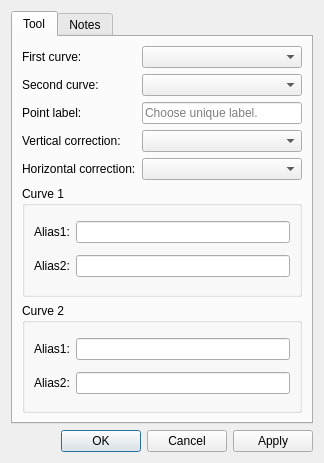
Old version of the form src/libs/vtools/dialogs/tools/dialogpointofintersectioncurves.ui in the repository dismine/valentina.
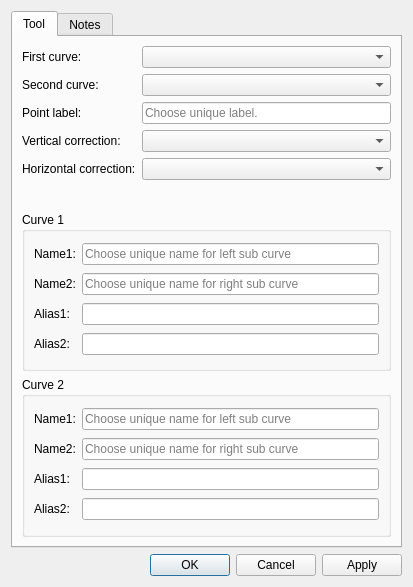
New version of the form. Icons and pictures are not drawn.

```diff
--- a/src/libs/vtools/dialogs/tools/dialogpointofintersectioncurves.ui
+++ b/src/libs/vtools/dialogs/tools/dialogpointofintersectioncurves.ui
@@ -6,8 +6,8 @@
    <rect>
     <x>0</x>
     <y>0</y>
-    <width>324</width>
-    <height>463</height>
+    <width>413</width>
+    <height>587</height>
    </rect>
   </property>
   <property name="windowTitle">
@@ -123,34 +123,62 @@
           <string>Curve 1</string>
          </property>
          <layout class="QGridLayout" name="gridLayout">
-          <item row="0" column="0">
-           <widget class="QLabel" name="labelCurve1Alias1">
-            <property name="text">
-             <string>Alias1:</string>
-            </property>
-           </widget>
-          </item>
-          <item row="0" column="1">
-           <widget class="QLineEdit" name="lineEditCurve1Alias1">
-            <property name="clearButtonEnabled">
-             <bool>true</bool>
-            </property>
-           </widget>
-          </item>
-          <item row="1" column="0">
+          <item row="3" column="0">
            <widget class="QLabel" name="labelCurve1Alias2">
             <property name="text">
              <string>Alias2:</string>
             </property>
            </widget>
           </item>
-          <item row="1" column="1">
+          <item row="3" column="1">
            <widget class="QLineEdit" name="lineEditCurve1Alias2">
             <property name="clearButtonEnabled">
              <bool>true</bool>
             </property>
            </widget>
           </item>
+          <item row="0" column="0">
+           <widget class="QLabel" name="labelCurve1Name1">
+            <property name="text">
+             <string>Name1:</string>
+            </property>
+           </widget>
+          </item>
+          <item row="2" column="1">
+           <widget class="QLineEdit" name="lineEditCurve1Alias1">
+            <property name="clearButtonEnabled">
+             <bool>true</bool>
+            </property>
+           </widget>
+          </item>
+          <item row="2" column="0">
+           <widget class="QLabel" name="labelCurve1Alias1">
+            <property name="text">
+             <string>Alias1:</string>
+            </property>
+           </widget>
+          </item>
+          <item row="1" column="0">
+           <widget class="QLabel" name="labelCurve1Name2">
+            <property name="text">
+             <string>Name2:</string>
+            </property>
+           </widget>
+          </item>
+          <item row="0" column="1">
+           <widget class="QLineEdit" name="lineEditCurve1Name1">
+            <property name="placeholderText">
+             <string>Choose unique name for left sub curve</string>
+            </property>
+           </widget>
+          </item>
+          <item row="1" column="1">
+           <widget class="QLineEdit" name="lineEditCurve1Name2">
+            <property name="placeholderText">
+             <string>Choose unique name for right sub curve</string>
+            </property>
+           </widget>
+          </item>
          </layout>
         </widget>
        </item>
@@ -160,34 +188,62 @@
           <string>Curve 2</string>
          </property>
          <layout class="QGridLayout" name="gridLayout_2">
-          <item row="0" column="0">
-           <widget class="QLabel" name="labelCurve2Alias1">
-            <property name="text">
-             <string>Alias1:</string>
-            </property>
-           </widget>
-          </item>
-          <item row="0" column="1">
+          <item row="2" column="1">
            <widget class="QLineEdit" name="lineEditCurve2Alias1">
             <property name="clearButtonEnabled">
              <bool>true</bool>
             </property>
            </widget>
           </item>
-          <item row="1" column="0">
-           <widget class="QLabel" name="labelCurve2Alias2">
-            <property name="text">
-             <string>Alias2:</string>
+          <item row="0" column="1">
+           <widget class="QLineEdit" name="lineEditCurve2Name1">
+            <property name="placeholderText">
+             <string>Choose unique name for left sub curve</string>
             </property>
            </widget>
           </item>
-          <item row="1" column="1">
+          <item row="3" column="1">
            <widget class="QLineEdit" name="lineEditCurve2Alias2">
             <property name="clearButtonEnabled">
              <bool>true</bool>
             </property>
            </widget>
           </item>
+          <item row="2" column="0">
+           <widget class="QLabel" name="labelCurve2Alias1">
+            <property name="text">
+             <string>Alias1:</string>
+            </property>
+           </widget>
+          </item>
+          <item row="3" column="0">
+           <widget class="QLabel" name="labelCurve2Alias2">
+            <property name="text">
+             <string>Alias2:</string>
+            </property>
+           </widget>
+          </item>
+          <item row="1" column="1">
+           <widget class="QLineEdit" name="lineEditCurve2Name2">
+            <property name="placeholderText">
+             <string>Choose unique name for right sub curve</string>
+            </property>
+           </widget>
+          </item>
+          <item row="0" column="0">
+           <widget class="QLabel" name="labelCurve2Name1">
+            <property name="text">
+             <string>Name1:</string>
+            </property>
+           </widget>
+          </item>
+          <item row="1" column="0">
+           <widget class="QLabel" name="labelCurve2Name2">
+            <property name="text">
+             <string>Name2:</string>
+            </property>
+           </widget>
+          </item>
          </layout>
         </widget>
        </item>
```
Left out of the diff: 4 changed lines with no effect on the pictures.
